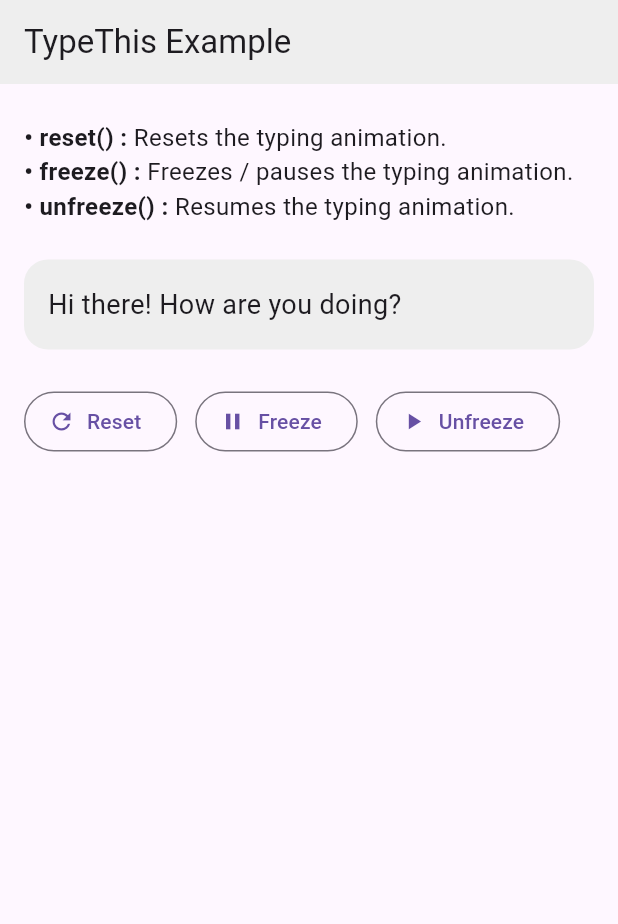
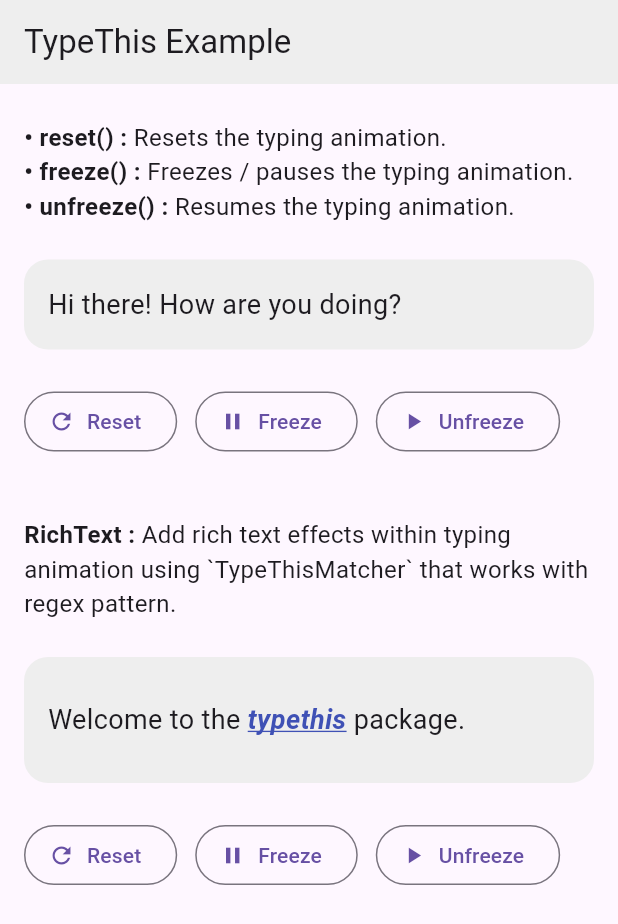
Before and after one commit to thecodexhub/typethis, a Flutter app: the screen it shows after launch, on a phone screen of 412 x 824 dp. Shown: the top 924 px of the screen. Run offline on Flutter 3.47's test engine with Material 3 defaults, Android fonts, the phone set to English and light mode, and no system bars.

Commit message:
docs(example): update example app with rich text feature

```diff
--- a/example/lib/main.dart
+++ b/example/lib/main.dart
@@ -17,6 +17,25 @@ class MyApp extends StatelessWidget {
       style: const TextStyle(fontSize: 18),
     );
 
+    final richTypeThisWidget = TypeThis(
+      string: 'Welcome to the typethis package.',
+      speed: 100,
+      style: const TextStyle(fontSize: 18),
+      softWrap: true,
+      richTextMatchers: const [
+        TypeThisMatcher(
+          'typethis',
+          style: TextStyle(
+            fontWeight: FontWeight.bold,
+            fontStyle: FontStyle.italic,
+            decoration: TextDecoration.underline,
+            decorationColor: Colors.indigo,
+            color: Colors.indigo,
+          ),
+        ),
+      ],
+    );
+
     return MaterialApp(
       title: 'Flutter TypeThis Demo',
       theme: ThemeData(primarySwatch: Colors.deepPurple),
@@ -25,13 +44,22 @@ class MyApp extends StatelessWidget {
           title: const Text('TypeThis Example'),
           backgroundColor: Colors.grey[200],
         ),
-        body: Center(
-          child: CustomDecoratedBox(
-            typeThisWidget: typeThisWidget,
-            onResetPressed: () => typeThisWidget.controller.reset(),
-            onFreezePressed: () => typeThisWidget.controller.freeze(),
-            onUnfreezePressed: () => typeThisWidget.controller.unfreeze(),
-          ),
+        body: Column(
+          children: [
+            SimpleDecoratedBox(
+              typeThisWidget: typeThisWidget,
+              onResetPressed: () => typeThisWidget.controller.reset(),
+              onFreezePressed: () => typeThisWidget.controller.freeze(),
+              onUnfreezePressed: () => typeThisWidget.controller.unfreeze(),
+            ),
+            const SizedBox(height: 16),
+            RichDecoratedBox(
+              typeThisWidget: richTypeThisWidget,
+              onResetPressed: () => richTypeThisWidget.controller.reset(),
+              onFreezePressed: () => richTypeThisWidget.controller.freeze(),
+              onUnfreezePressed: () => richTypeThisWidget.controller.unfreeze(),
+            ),
+          ],
         ),
       ),
     );
--- /dev/null
+++ b/example/lib/widgets/rich_decorated_box.dart
@@ -0,0 +1,91 @@
+import 'package:flutter/material.dart';
+
+class RichDecoratedBox extends StatelessWidget {
+  const RichDecoratedBox({
+    super.key,
+    required this.typeThisWidget,
+    required this.onResetPressed,
+    required this.onFreezePressed,
+    required this.onUnfreezePressed,
+  });
+  final Widget typeThisWidget;
+  final VoidCallback onResetPressed;
+  final VoidCallback onFreezePressed;
+  final VoidCallback onUnfreezePressed;
+
+  @override
+  Widget build(BuildContext context) {
+    return Container(
+      constraints: const BoxConstraints(maxWidth: 550),
+      padding: const EdgeInsets.symmetric(horizontal: 16),
+      child: Column(
+        crossAxisAlignment: CrossAxisAlignment.start,
+        children: [
+          const SizedBox(height: 24),
+          const _BuildDocumentation(),
+          const SizedBox(height: 24),
+          Container(
+            height: 60 * 1.4,
+            width: double.infinity,
+            padding: const EdgeInsets.symmetric(
+              vertical: 8,
+              horizontal: 16,
+            ),
+            decoration: BoxDecoration(
+              borderRadius: BorderRadius.circular(16),
+              color: Colors.grey[200],
+            ),
+            child: typeThisWidget,
+          ),
+          const SizedBox(height: 24),
+          Row(
+            mainAxisAlignment: MainAxisAlignment.center,
+            mainAxisSize: MainAxisSize.min,
+            children: [
+              OutlinedButton.icon(
+                onPressed: onResetPressed,
+                icon: const Icon(Icons.refresh),
+                label: const Text('Reset'),
+              ),
+              const SizedBox(width: 12),
+              OutlinedButton.icon(
+                onPressed: onFreezePressed,
+                icon: const Icon(Icons.pause),
+                label: const Text('Freeze'),
+              ),
+              const SizedBox(width: 12),
+              OutlinedButton.icon(
+                onPressed: onUnfreezePressed,
+                icon: const Icon(Icons.play_arrow),
+                label: const Text('Unfreeze'),
+              ),
+            ],
+          ),
+        ],
+      ),
+    );
+  }
+}
+
+class _BuildDocumentation extends StatelessWidget {
+  const _BuildDocumentation();
+
+  @override
+  Widget build(BuildContext context) {
+    return const Text.rich(
+      TextSpan(
+        style: TextStyle(fontSize: 16),
+        children: [
+          TextSpan(
+            text: 'RichText : ',
+            style: TextStyle(fontWeight: FontWeight.bold),
+          ),
+          TextSpan(
+            text: 'Add rich text effects within typing animation using '
+                '`TypeThisMatcher` that works with regex pattern.',
+          ),
+        ],
+      ),
+    );
+  }
+}
--- a/example/lib/widgets/custom_decorated_box.dart
+++ b/example/lib/widgets/simple_decorated_box.dart
@@ -1,7 +1,7 @@
 import 'package:flutter/material.dart';
 
-class CustomDecoratedBox extends StatelessWidget {
-  const CustomDecoratedBox({
+class SimpleDecoratedBox extends StatelessWidget {
+  const SimpleDecoratedBox({
     super.key,
     required this.typeThisWidget,
     required this.onResetPressed,
--- a/example/lib/widgets/widgets.dart
+++ b/example/lib/widgets/widgets.dart
@@ -1 +1,2 @@
-export 'custom_decorated_box.dart';
+export 'simple_decorated_box.dart';
+export 'rich_decorated_box.dart';
```
